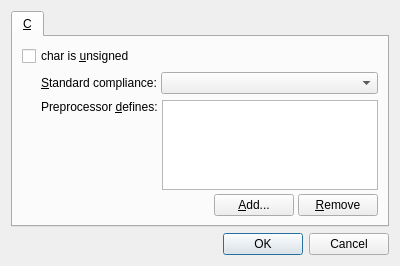
Before: the Qt Designer form editor/editor/ProjectSettingsDialog.ui in zapolnov/zxide, drawn with Qt 5.
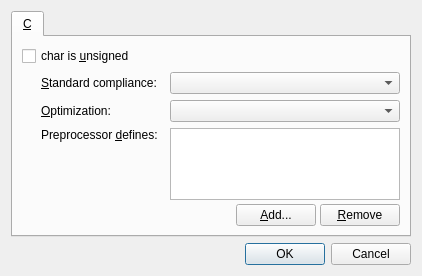
After: the same form once the commit is applied.

The edit to the form file:
```diff
--- a/editor/editor/ProjectSettingsDialog.ui
+++ b/editor/editor/ProjectSettingsDialog.ui
@@ -76,6 +76,73 @@
              <verstretch>0</verstretch>
             </sizepolicy>
            </property>
+           <property name="minimumSize">
+            <size>
+             <width>230</width>
+             <height>0</height>
+            </size>
+           </property>
+           <property name="maximumSize">
+            <size>
+             <width>230</width>
+             <height>16777215</height>
+            </size>
+           </property>
+          </widget>
+         </item>
+        </layout>
+       </item>
+       <item>
+        <layout class="QHBoxLayout" name="optimizationLayout">
+         <property name="spacing">
+          <number>4</number>
+         </property>
+         <item>
+          <widget class="QWidget" name="optimizationSpacer" native="true">
+           <property name="minimumSize">
+            <size>
+             <width>15</width>
+             <height>0</height>
+            </size>
+           </property>
+           <property name="maximumSize">
+            <size>
+             <width>15</width>
+             <height>16777215</height>
+            </size>
+           </property>
+          </widget>
+         </item>
+         <item>
+          <widget class="QLabel" name="optimizationLabel">
+           <property name="text">
+            <string>&amp;Optimization:</string>
+           </property>
+           <property name="buddy">
+            <cstring>standardCombo</cstring>
+           </property>
+          </widget>
+         </item>
+         <item>
+          <widget class="QComboBox" name="optimizationCombo">
+           <property name="sizePolicy">
+            <sizepolicy hsizetype="Expanding" vsizetype="Fixed">
+             <horstretch>0</horstretch>
+             <verstretch>0</verstretch>
+            </sizepolicy>
+           </property>
+           <property name="minimumSize">
+            <size>
+             <width>230</width>
+             <height>0</height>
+            </size>
+           </property>
+           <property name="maximumSize">
+            <size>
+             <width>230</width>
+             <height>16777215</height>
+            </size>
+           </property>
           </widget>
          </item>
         </layout>
@@ -103,6 +170,12 @@
          </item>
          <item>
           <widget class="QLabel" name="definesLabel">
+           <property name="sizePolicy">
+            <sizepolicy hsizetype="Expanding" vsizetype="Preferred">
+             <horstretch>0</horstretch>
+             <verstretch>0</verstretch>
+            </sizepolicy>
+           </property>
            <property name="text">
             <string>Preprocessor &amp;defines:</string>
            </property>
@@ -118,6 +191,18 @@
           <layout class="QVBoxLayout" name="definesInnerLayout">
            <item>
             <widget class="QListWidget" name="definesList">
+             <property name="minimumSize">
+              <size>
+               <width>230</width>
+               <height>0</height>
+              </size>
+             </property>
+             <property name="maximumSize">
+              <size>
+               <width>230</width>
+               <height>16777215</height>
+              </size>
+             </property>
              <property name="editTriggers">
               <set>QAbstractItemView::NoEditTriggers</set>
              </property>
```
